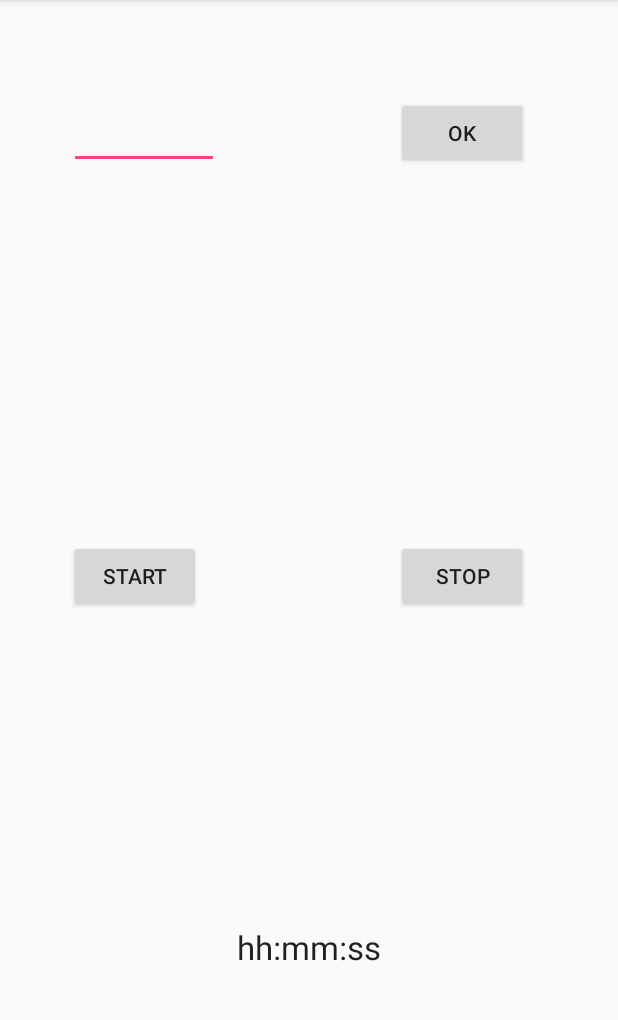
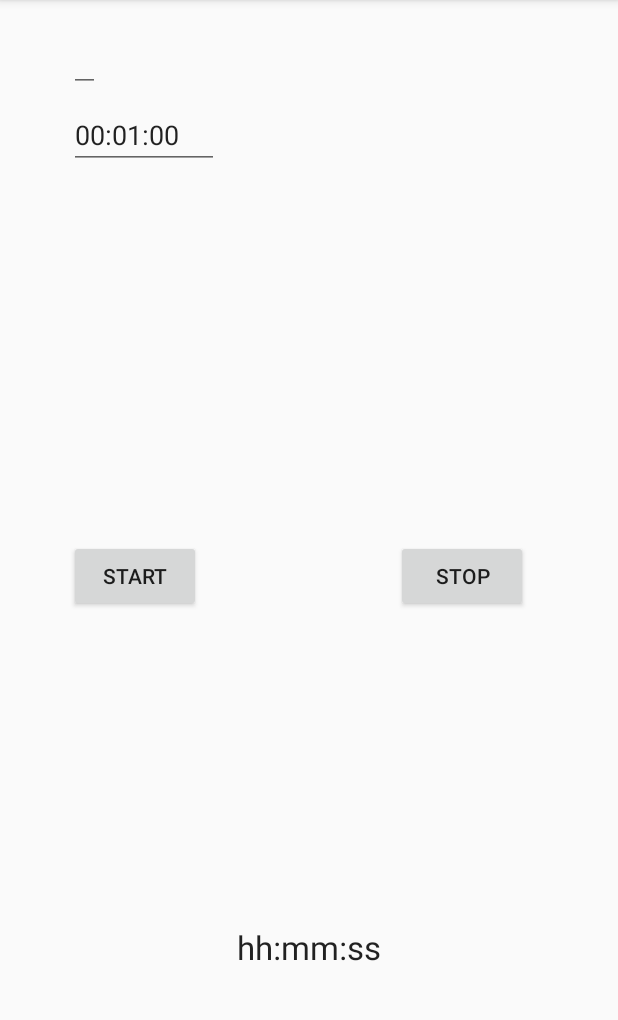
Before and after one commit to grzegul/stoper, an Android app: the screen it shows after launch (MainActivity), on a phone screen of 412 x 824 dp, the part 84-1104 px from its top. Run offline under Robolectric (Android 15) with nearby library versions, the light colour scheme and no system bars.

Commit message:
usuniety przycisk OK; dodane wprowadzanie czasu z zaznaczeniem

```diff
--- a/app/src/main/java/io/github/grzegul/stoper/MainActivity.java
+++ b/app/src/main/java/io/github/grzegul/stoper/MainActivity.java
@@ -2,12 +2,16 @@ package io.github.grzegul.stoper;
 
 import android.annotation.SuppressLint;
 import android.annotation.TargetApi;
+import android.app.Activity;
 import android.os.Build;
 import android.os.CountDownTimer;
 import android.support.v7.app.AppCompatActivity;
 import android.os.Bundle;
 import android.util.Log;
+import android.view.KeyEvent;
 import android.view.View;
+import android.view.inputmethod.EditorInfo;
+import android.view.inputmethod.InputMethodManager;
 import android.widget.Button;
 import android.widget.EditText;
 import android.widget.TextView;
@@ -24,8 +28,9 @@ import java.util.concurrent.TimeUnit;
 
 public class MainActivity extends AppCompatActivity {
 
-    private Button btnOK, btnStart, btnStop;
+    private Button btnStart, btnStop;
     private TextView textViewTime;
+    private EditText editTextTime;
     private int godziny = 60*60*1000;
     private int minuty = 60*1000;
     private int sekundy = 1000;
@@ -56,24 +61,7 @@ public class MainActivity extends AppCompatActivity {
     public void setInterwal(int interwal) {
         this.interwal = interwal;
     }
-
-
-
-    @Override
-    protected void onCreate(Bundle savedInstanceState) {
-        super.onCreate(savedInstanceState);
-        setContentView(R.layout.activity_main);
-
-        btnOK = (Button) findViewById(R.id.btnOK);
-        btnStart = (Button) findViewById(R.id.btnStart);
-        btnStop = (Button) findViewById(R.id.btnStop);
-        textViewTime = (TextView) findViewById(R.id.textViewTime);
-        textViewTime.setText("hh:mm:ss");
-
-        btnOK.setOnClickListener(new View.OnClickListener() {
-            @Override
-            public void onClick(View v) {
-                EditText editTextTime = (EditText) findViewById(R.id.editTextTime);
+    public void dataRead(EditText editTextTime){
         String s =  editTextTime.getText().toString();
         if((s.contains(":")) && ((s.split(":")).length>3)){
             setSekundy(0);
@@ -93,10 +81,44 @@ public class MainActivity extends AppCompatActivity {
             setMinuty(Integer.valueOf(s));
             setGodziny(0);
         }
+    }   //czytanie okna tekstowego
+
+
+    @Override
+    protected void onCreate(Bundle savedInstanceState) {
+        super.onCreate(savedInstanceState);
+        setContentView(R.layout.activity_main);
+
+        btnStart = (Button) findViewById(R.id.btnStart);
+        btnStop = (Button) findViewById(R.id.btnStop);
+        textViewTime = (TextView) findViewById(R.id.textViewTime);
+        editTextTime = (EditText) findViewById(R.id.editTextTime);
+
+        editTextTime.setOnEditorActionListener(new EditText.OnEditorActionListener() {
+            @Override
+            public boolean onEditorAction(TextView v, int actionId, KeyEvent event) {
+                boolean handled = false;
+                if (actionId == EditorInfo.IME_ACTION_DONE) {
+                    dataRead(editTextTime); //moja metoda
                     textViewTime.setText(getGodziny()+":"+getMinuty()+":"+getSekundy());
-
+                    handled = false;
+                }
+                return handled;
             }
         });
+        //TEN LISTENER ZDAJE SIĘ ANULOWAĆ PRZYCISK STOP
+        /*editTextTime.setOnFocusChangeListener(new View.OnFocusChangeListener() {
+            @Override
+            public void onFocusChange(View v, boolean hasFocus) {
+                if (v == editTextTime) {
+                    if (!hasFocus) {
+                        // Close keyboard
+                        ((InputMethodManager) getSystemService(Activity.INPUT_METHOD_SERVICE))
+                                .toggleSoftInput(InputMethodManager.SHOW_IMPLICIT, 0);
+                    }
+                }
+            }
+        });*/
         btnStart.setOnClickListener(new View.OnClickListener() {
             @Override
             public void onClick(View v) {
@@ -116,7 +138,6 @@ public class MainActivity extends AppCompatActivity {
     public class CounterClass extends CountDownTimer{
         public CounterClass(long millisInFuture, long countDownInterval){
                 super(millisInFuture, countDownInterval);
-
         }
 
         @Override
--- a/app/src/main/res/layout/activity_main.xml
+++ b/app/src/main/res/layout/activity_main.xml
@@ -7,13 +7,15 @@
     android:paddingLeft="@dimen/activity_horizontal_margin"
     android:paddingRight="@dimen/activity_horizontal_margin"
     android:paddingTop="@dimen/activity_vertical_margin"
-    tools:context="io.github.grzegul.stoper.MainActivity">
+    tools:context="io.github.grzegul.stoper.MainActivity"
+    android:clickable="true"
+    android:focusableInTouchMode="true" >
 
     <TextView
         android:layout_width="wrap_content"
         android:layout_height="wrap_content"
         android:textAppearance="?android:attr/textAppearanceLarge"
-        android:text="Time"
+        android:text="hh:mm:ss"
         android:id="@+id/textViewTime"
         android:layout_marginBottom="106dp"
         android:layout_alignParentBottom="true"
@@ -27,6 +29,7 @@
         android:layout_marginStart="30dp"
         android:layout_centerVertical="true"
         android:layout_alignParentStart="true" />
+
     <Button
         android:layout_width="wrap_content"
         android:layout_height="wrap_content"
@@ -37,22 +40,27 @@
         android:layout_alignParentEnd="true" />
 
     <EditText
+        android:layout_width="wrap_content"
+        android:layout_height="wrap_content"
+        android:id="@+id/editText"
+        android:text=""
+        android:selectAllOnFocus="true"
+        android:layout_alignParentTop="true"
+        android:layout_alignStart="@+id/editTextTime" />
+
+    <EditText
         android:layout_width="100dp"
         android:layout_height="wrap_content"
         android:inputType="time"
         android:ems="10"
+        android:text="00:01:00"
         android:id="@+id/editTextTime"
+        android:imeOptions="actionDone"
+        android:selectAllOnFocus="true"
         android:layout_marginTop="51dp"
         android:layout_alignParentTop="true"
         android:layout_alignStart="@+id/btnStart" />
 
-    <Button
-        android:layout_width="wrap_content"
-        android:layout_height="wrap_content"
-        android:text="OK"
-        android:id="@+id/btnOK"
-        android:layout_alignBottom="@+id/editTextTime"
-        android:layout_alignStart="@+id/btnStop" />
 
 
 </RelativeLayout>
```
Lines whose indentation alone changed are shown as unchanged.
